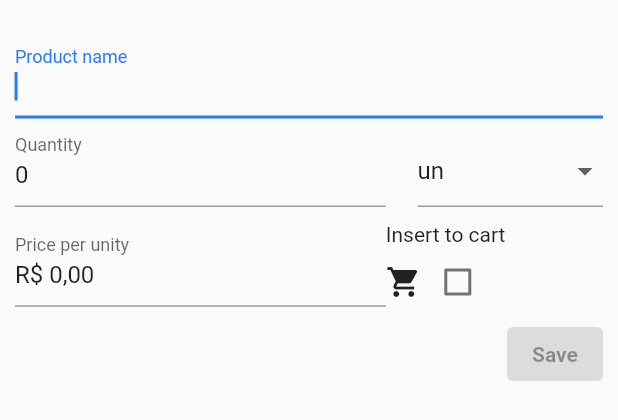
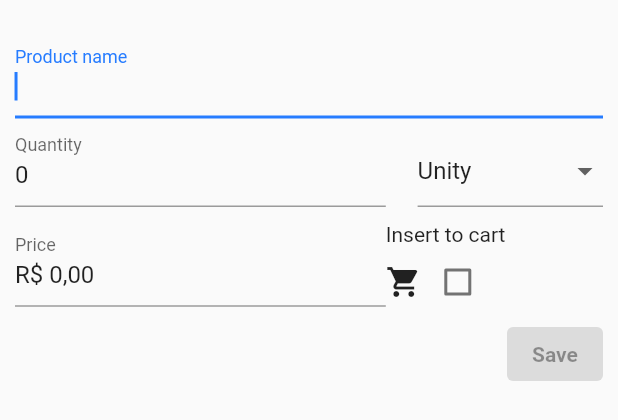
Before and after one commit to DiegoAmancio/Shopping_Carts, a Flutter app: the ProductPopup widget shown alone on an empty page, opened directly with empty values, on a phone screen of 412 x 824 dp. Shown: the top 420 px of the screen. Run offline on Flutter 3.47's test engine with Material 2 defaults, Android fonts, the phone set to English and light mode, and no system bars; our stand-ins replace get, sqflite; accounts and stored records are empty; Roboto replaces fonts that are missing (QuickSand).

Commit message:
feature: add unit and i18n for product

```diff
--- a/lib/atoms/product_popup.dart
+++ b/lib/atoms/product_popup.dart
@@ -28,16 +28,8 @@ class _ProductPopupState extends State<ProductPopup> {
   final _formKey = GlobalKey<FormState>();
   bool _isButtonEnabled = false;
 
-  String _unitValue = 'un'; // Valor inicial do dropdown
-  final List<String> _unitOptions = [
-    'un',
-    'ml',
-    'L',
-    'kg',
-    'g',
-    'caixa',
-    'embalagem'
-  ];
+  final List<String> _unitOptions = ['unit', 'ml', 'kg', 'g', 'box', 'package'];
+  String _unitValue = 'unit';
 
   final _quantityFocus = FocusNode();
   final _unitPriceFocus = FocusNode();
@@ -55,7 +47,9 @@ class _ProductPopupState extends State<ProductPopup> {
     _nameController.text = widget.initProduct.name;
     _quantityController.text = widget.initProduct.quantity.toInt().toString();
     _unitPriceController.text =
-        CurrencyPtBrInputFormatter.numberToReal(widget.initProduct.unitPrice);
+        CurrencyPtBrInputFormatter.numberToReal(widget.initProduct.price);
+    _unitController.text = widget.initProduct.unit;
+
     _nameController.addListener(_updateButtonState);
     _quantityController.addListener(_updateButtonState);
   }
@@ -69,20 +63,19 @@ class _ProductPopupState extends State<ProductPopup> {
   }
 
   _submitForm() {
-    final name = _nameController.text;
-    final int quantity = int.parse(_quantityController.text);
-    final double unitPrice =
+    final int quantity =
+        int.parse(_quantityController.text.replaceAll(',', '.'));
+    final double price =
         CurrencyPtBrInputFormatter.maskRealToDouble(_unitPriceController.text);
-    final isInTheCart = putInTheCart ? 1 : 0;
 
     widget.onSubmit(Product(
-      id: widget.initProduct.id,
-      name: name,
-      quantity: quantity,
-      unitPrice: unitPrice,
-      trackListId: widget.initProduct.trackListId,
-      isInTheCart: isInTheCart,
-    ));
+        id: widget.initProduct.id,
+        name: _nameController.text,
+        quantity: quantity,
+        price: price,
+        trackListId: widget.initProduct.trackListId,
+        isInTheCart: putInTheCart ? 1 : 0,
+        unit: _unitController.text));
   }
 
   @override
@@ -123,9 +116,6 @@ class _ProductPopupState extends State<ProductPopup> {
                       textInputAction: TextInputAction.next,
                       controller: _quantityController,
                       keyboardType: TextInputType.number,
-                      inputFormatters: <TextInputFormatter>[
-                        FilteringTextInputFormatter.digitsOnly
-                      ],
                       focusNode: _quantityFocus,
                       onFieldSubmitted: (_) {
                         FocusScope.of(context).requestFocus(_unitPriceFocus);
@@ -146,7 +136,7 @@ class _ProductPopupState extends State<ProductPopup> {
                             .map<DropdownMenuItem<String>>((String value) {
                           return DropdownMenuItem<String>(
                             value: value,
-                            child: Text(value),
+                            child: Text(value.tr),
                           );
                         }).toList(),
                       )),
@@ -157,8 +147,7 @@ class _ProductPopupState extends State<ProductPopup> {
                   SizedBox(
                     width: MediaQuery.of(context).size.width * 0.60,
                     child: TextFormField(
-                      decoration:
-                          InputDecoration(labelText: 'price_per_unity'.tr),
+                      decoration: InputDecoration(labelText: 'price'.tr),
                       textInputAction: TextInputAction.next,
                       controller: _unitPriceController,
                       inputFormatters: [
--- a/lib/class/product.dart
+++ b/lib/class/product.dart
@@ -2,16 +2,18 @@ class Product {
   int id;
   final String name;
   final int quantity;
-  final double unitPrice;
+  final double price;
   final int trackListId;
+  final String unit;
   int isInTheCart;
 
   Product({
     required this.id,
     required this.name,
     required this.quantity,
-    required this.unitPrice,
+    required this.price,
     required this.trackListId,
     required this.isInTheCart,
+    required this.unit,
   });
 }
--- a/lib/class/translations.dart
+++ b/lib/class/translations.dart
@@ -12,10 +12,16 @@ class AppTranslations extends Translations {
           'out_of_cart': 'Out of cart',
           'product_name': 'Product name',
           'quantity': 'Quantity',
-          'price_per_unity': 'Price per unity',
+          'price': 'Price',
           'edit': 'Edit',
           'remove': 'Remove',
-          'insert_to_cart': 'Insert to cart'
+          'insert_to_cart': 'Insert to cart',
+          'unit': 'Unity',
+          'ml': 'ML',
+          'kg': 'KG',
+          'g': 'G',
+          'caixa': 'Box',
+          'package': 'Package'
         },
         'pt_BR': {
           'total': 'Total',
@@ -26,11 +32,17 @@ class AppTranslations extends Translations {
           'out_of_cart': 'Fora do carrinho',
           'product_name': 'Nome do produto',
           'quantity': 'Quantidade',
-          'price_per_unity': 'Preço por unidade',
+          'price': 'Preço',
           'edit': 'Editar',
           'remove': 'Remover',
           'insert_to_cart': 'Inserir no carrinho',
           'save': 'Salvar',
+          'unit': 'Unidade',
+          'ml': 'ML',
+          'kg': 'KG',
+          'g': 'G',
+          'caixa': 'Caixa',
+          'package': 'Embalagem'
         }
       };
 }
--- a/lib/controller/product.controller.dart
+++ b/lib/controller/product.controller.dart
@@ -55,7 +55,7 @@ class ProductsController extends GetxController {
   calculateTotal() {
     return products.isNotEmpty
         ? products
-            .map((product) => product.quantity * product.unitPrice)
+            .map((product) => product.quantity * product.price)
             .reduce((sum, value) => sum + value)
         : 0.0;
   }
@@ -67,7 +67,7 @@ class ProductsController extends GetxController {
 
     return isInTheCartList.isNotEmpty
         ? isInTheCartList
-            .map((product) => product.quantity * product.unitPrice)
+            .map((product) => product.quantity * product.price)
             .reduce((sum, value) => sum + value)
         : 0.0;
   }
--- a/lib/db/database.dart
+++ b/lib/db/database.dart
@@ -13,7 +13,7 @@ class AppDatabase {
       await db.execute(
           'CREATE TABLE ListTable (id INTEGER PRIMARY KEY, name TEXT, value INTEGER, date DATETIME)');
       await db.execute(
-          'CREATE TABLE Product (id INTEGER PRIMARY KEY, name TEXT, quantity INTEGER, unitPrice REAL, isInTheCart INTEGER CHECK(isInTheCart IN (0, 1)), trackListId INTEGER, FOREIGN KEY(trackListId) REFERENCES ListTable(id) ON DELETE CASCADE)');
+          'CREATE TABLE Product (id INTEGER PRIMARY KEY, name TEXT, unit TEXT, quantity INTEGER, price REAL, isInTheCart INTEGER CHECK(isInTheCart IN (0, 1)), trackListId INTEGER, FOREIGN KEY(trackListId) REFERENCES ListTable(id) ON DELETE CASCADE)');
     });
 
     // databaseFactory.deleteDatabase(path);
--- a/lib/pages/cart.dart
+++ b/lib/pages/cart.dart
@@ -34,9 +34,10 @@ class CartScreen extends StatelessWidget {
               id: 0,
               name: '',
               quantity: 1,
-              unitPrice: 0,
+              price: 0,
               trackListId: _controller.cartId,
-              isInTheCart: 0),
+              isInTheCart: 0,
+              unit: 'unit'),
           onSubmit: (Product product) => _addItem(context, product),
         );
       },
```
Also changed, not shown: lib/atoms/product.dart (+4 -3 lines), lib/db/product.dart (+11 -7 lines).
